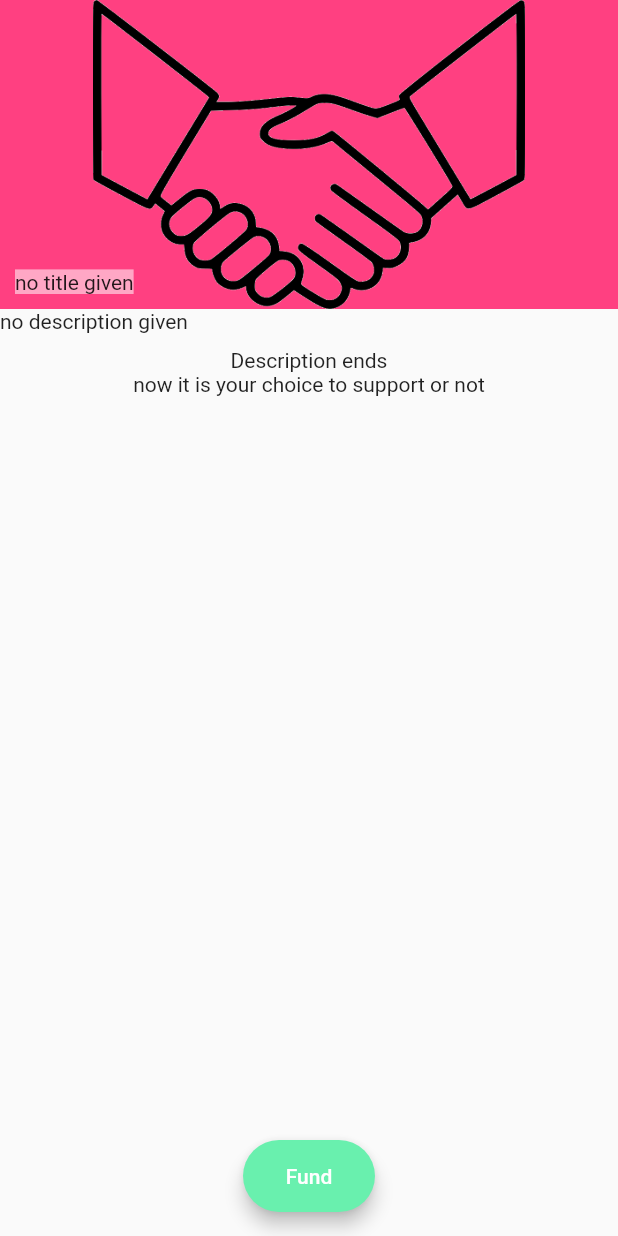
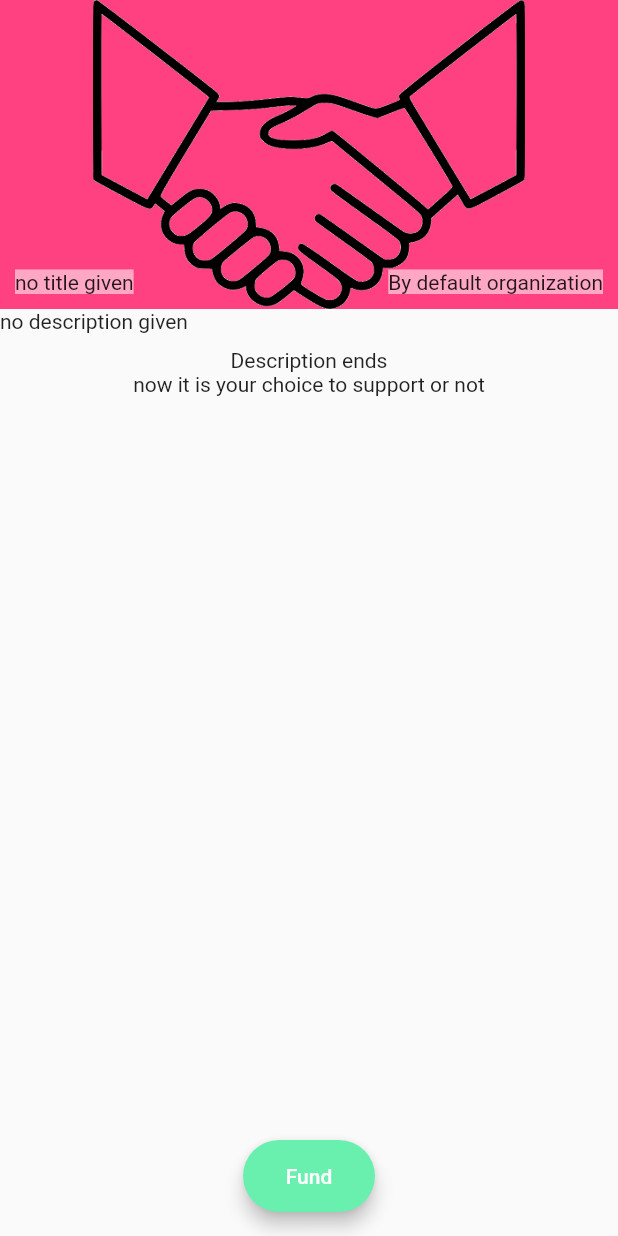
Before and after one commit to AkshaySiddannavar/give_easy, a Flutter app: the SpecificDonationScreen screen opened by its route, on a phone screen of 412 x 824 dp. Run offline on Flutter 3.47's test engine with Material 2 defaults, Android fonts, the phone set to English and light mode, and no system bars; our stand-ins replace cloud_firestore, confetti, file_picker, firebase_auth, firebase_core, firebase_storage and 2 more; missing offline and left inert: razorpay_flutter; accounts and stored records are empty.

Commit message:
add organizationName to be displayed on screen
Because:
- Users create request
- User must belong to an organization for creating request
- We want to display name of the organization to which the creator of that request belongs to
- We want to improve credibility of request so that more people will donate

Added organizationName to be displayed on screen.

```diff
--- a/lib/components/title_tile.dart
+++ b/lib/components/title_tile.dart
@@ -4,10 +4,12 @@ import 'package:give_easy/constants.dart';
 class TitleTile extends StatelessWidget {
   final String title;
   final Image backgroundImage;
+  final String organizationName;
   const TitleTile(
       {Key? key,
       this.title = 'default title',
-      this.backgroundImage = kDefaultPreviewImage})
+      this.backgroundImage = kDefaultPreviewImage,
+      this.organizationName = 'default organization'})
       : super(key: key);
 
   @override
@@ -20,7 +22,10 @@ class TitleTile extends StatelessWidget {
         color: Colors.pinkAccent,
         //color is just for facilitating debugging change later
       ),
-      child: Align(
+      child: Row(
+        mainAxisAlignment: MainAxisAlignment.spaceBetween,
+        children: [
+          Align(
             alignment: Alignment.bottomLeft,
             child: Text(
               title,
@@ -30,6 +35,19 @@ class TitleTile extends StatelessWidget {
               ),
             ),
           ),
+          Align(
+            alignment: Alignment.bottomRight,
+            child: Text(
+              "By $organizationName",
+              style: TextStyle(
+                backgroundColor: Colors.white54,
+                //color is just for facilitating debugging change later
+              ),
+            ),
+          ),
+        ],
+      ),
+      //Add a tile for organization name as "~By OrgName" will need to test UI
     );
   }
 }
```
Lines whose indentation alone changed are shown as unchanged.
